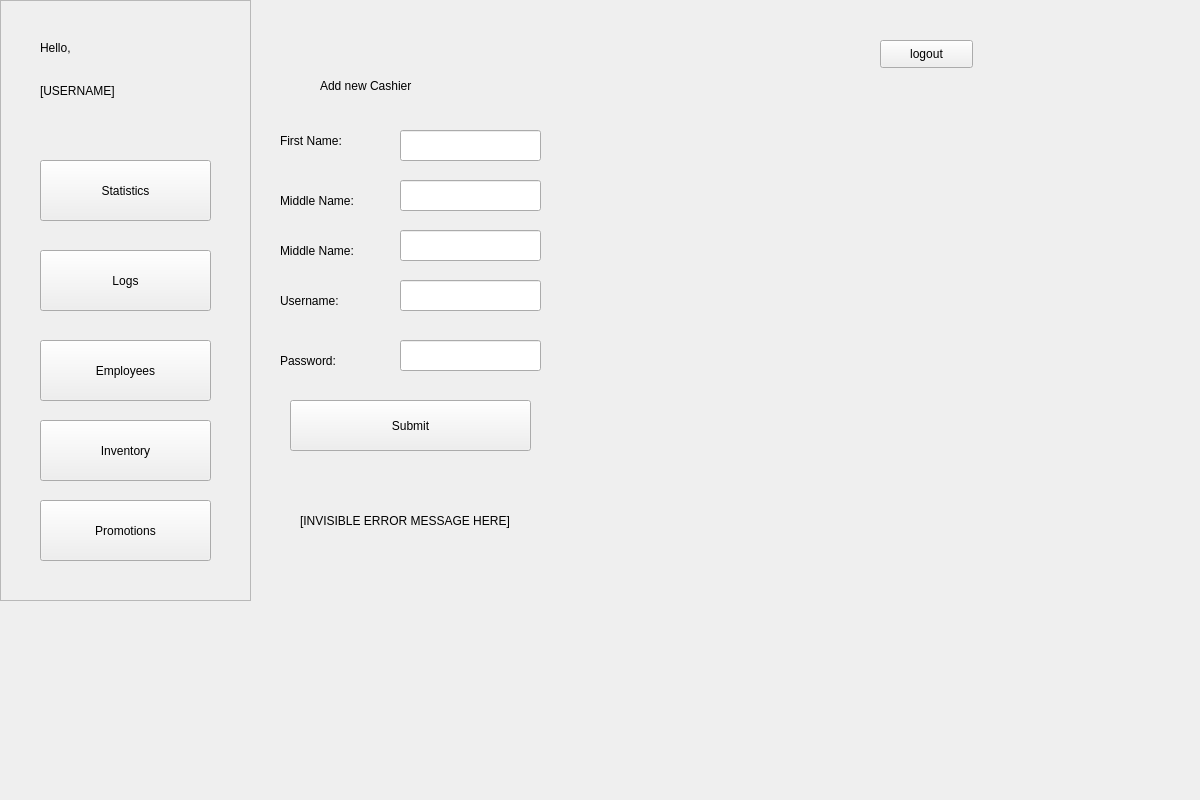
Old version of the form POS/UI/AddEmployee.ui in the repository ReiZedlav/CSCC-21.1-Software-Engineering-1.
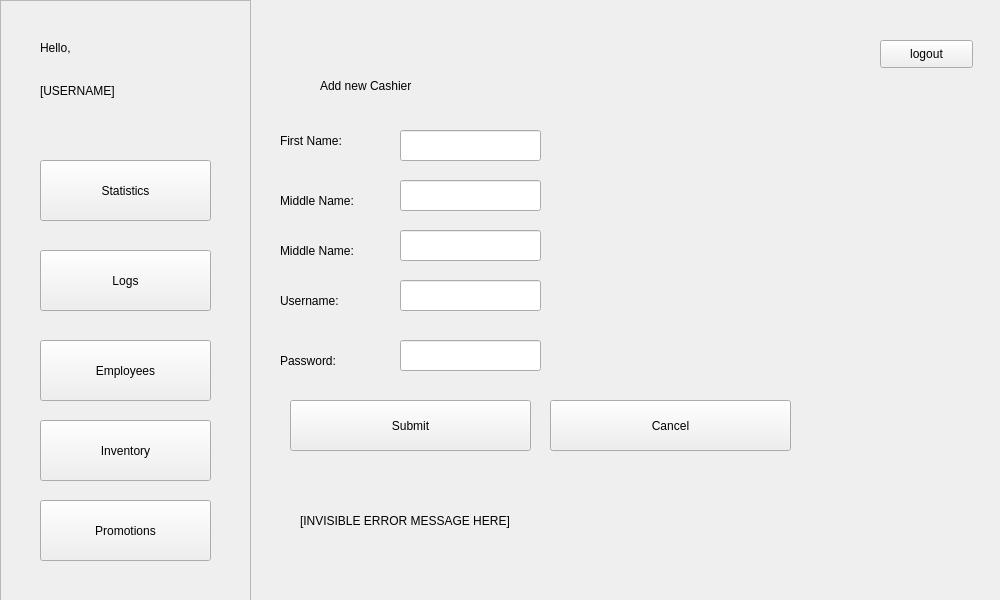
New version of the form.

What changed in the file:
```diff
--- a/POS/UI/AddEmployee.ui
+++ b/POS/UI/AddEmployee.ui
@@ -6,8 +6,8 @@
    <rect>
     <x>0</x>
     <y>0</y>
-    <width>1200</width>
-    <height>800</height>
+    <width>1000</width>
+    <height>600</height>
    </rect>
   </property>
   <property name="windowTitle">
@@ -288,6 +288,19 @@
      <string>[INVISIBLE ERROR MESSAGE HERE]</string>
     </property>
    </widget>
+   <widget class="QPushButton" name="returnButton">
+    <property name="geometry">
+     <rect>
+      <x>550</x>
+      <y>400</y>
+      <width>241</width>
+      <height>51</height>
+     </rect>
+    </property>
+    <property name="text">
+     <string>Cancel</string>
+    </property>
+   </widget>
   </widget>
  </widget>
  <resources/>
```
Left out of the diff: 6 changed lines with no effect on the pictures.
